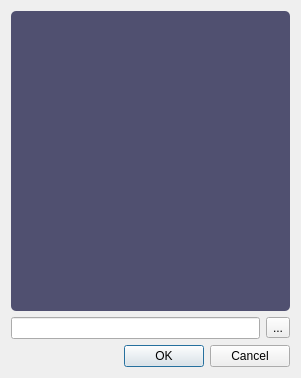
The window that Dialoge/dialog_tag.ui (mikejg/CamHelper) describes before a commit, drawn with Qt 5.
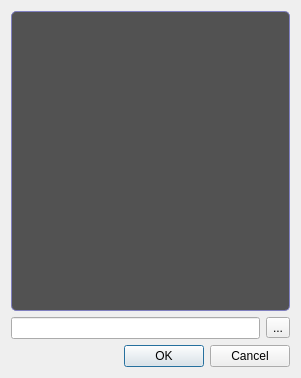
The same window after the commit. Icons and pictures are not drawn.

Diff of the .ui file:
```diff
--- a/Dialoge/dialog_tag.ui
+++ b/Dialoge/dialog_tag.ui
@@ -18,18 +18,30 @@
     <normaloff>:/Icons/Project/tag.png</normaloff>:/Icons/Project/tag.png</iconset>
   </property>
   <property name="styleSheet">
-   <string notr="true">QDialog#Dialog_Tag {border-image: url(:/Icons/Main/Wallpaper5_klein.png) 0 0 0 0 stretch stretch;}
+   <string notr="true">/*QDialog#Dialog_Tag {border-image: url(:/Icons/Main/Wallpaper5_klein.png) 0 0 0 0 stretch stretch;}*/
+
+QListWidget{color:rgb(128,128,128);
+					 background:rgba(0,0,0,168); 
+                     border: 1px  solid;
+                      border-color: rgb(128, 128, 192);
+					  border-radius: 5px;}
+
 QListWidget::indicator {
-    width: 12px; /* Größe der Checkbox anpassen */
-    height: 12px; /* Größe der Checkbox anpassen */
-    border-radius: 6px; /* Macht die Checkbox rund (die Hälfte von Breite/Höhe) */
-    border: 1px solid gray; /* Rahmen, wenn nicht angewählt */
-    background-color:rgba(0,0,0,0); /* Hintergrund, wenn nicht angewählt */
+   border-radius: 3px;       /* Leichte Abrundung der Ecken */
+    width: 14px;              /* Breite des Indikators/der Checkbox */
+    height: 14px;             /* Höhe des Indikators/der Checkbox */
+    margin: 2px;              /* Abstand zum Inhalt des Items */
 }
 
 QListWidget::indicator:checked {
-    background-color: rgb(128,128,192); /* Blauer Punkt, wenn angewählt */
-    border: 3px solid gray; /* Blauer Rahmen, wenn angewählt */
+    background-color: #80FF80; /* Hintergrundfarbe wenn gecheckt (Beispiel: Grün) */
+   border-radius:3px;
+	border: 3px solid #808080;
+}
+
+QListWidget::indicator:unchecked {
+    background-color: #808080; /* Hintergrundfarbe wenn nicht gecheckt (Beispiel: Weiß) */
+    border-radius:3px
 }
 
 QListWidget::indicator:hover {
@@ -54,11 +66,7 @@
    <item>
     <widget class="QListWidget" name="listWidget_Tags">
      <property name="styleSheet">
-      <string notr="true">QListWidget {color:rgb(224,224,224);
-                  background-color: rgb(80,80,112);
-                  border-radius:5px;
-      			 /*show-decoration-selected: 1; /* make the selection span the entire width of the view */
-}</string>
+      <string notr="true"/>
      </property>
     </widget>
    </item>
```
